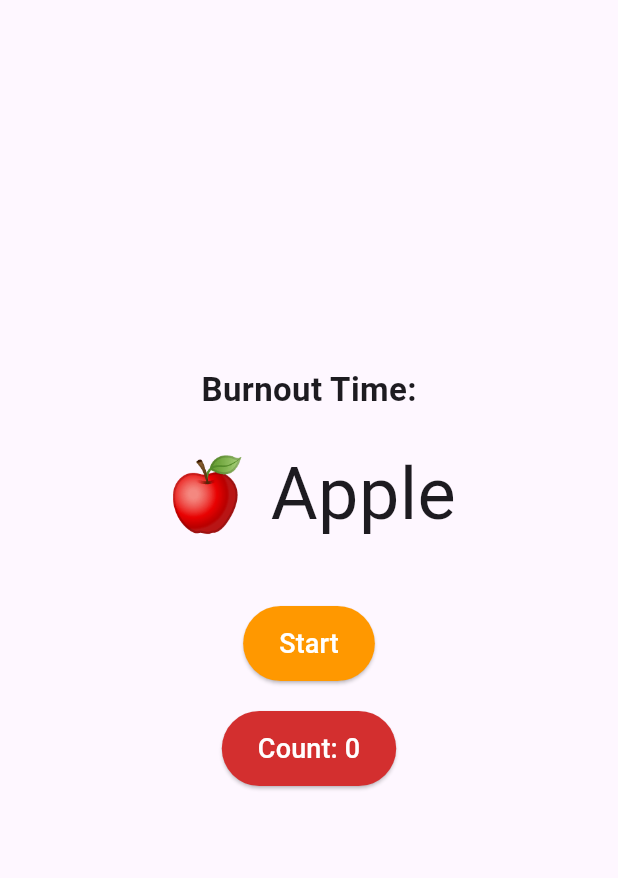
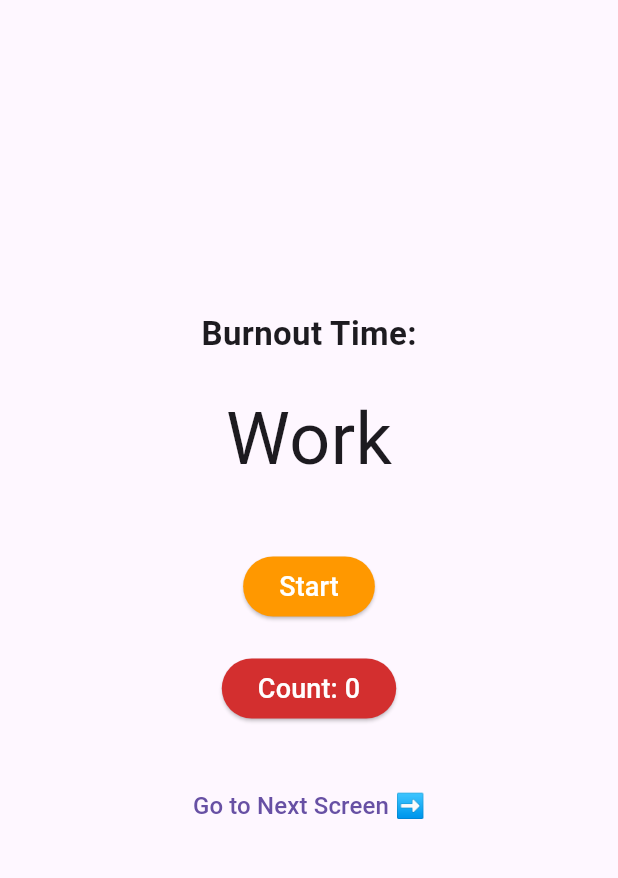
Before and after one commit to Lipin274/burnout_tracker, a Flutter app: the screen it shows after launch, after a tap on "Start", on a phone screen of 412 x 824 dp, the part 84-962 px from its top. Run offline on Flutter 3.47's test engine with Material 3 defaults, Android fonts, the phone set to English and light mode, and no system bars; our stand-ins replace flutter_riverpod.

Commit message:
addition of secondscreen

```diff
--- a/lib/main.dart
+++ b/lib/main.dart
@@ -1,48 +1,47 @@
 import 'package:flutter/material.dart';
-import 'package:flutter_riverpod/flutter_riverpod.dart';
+import 'package:flutter_riverpod/flutter_riverpod.dart'; // 1. Always import Riverpod
 import 'dart:math';
 
-void main(){
+void main() {
   runApp(
+    // 2. Wrap your app so Riverpod can work globally
     const ProviderScope(
-        child:MyApp(),
+      child: MyApp(),
     ),
   );
 }
 
-
-class MyApp extends StatelessWidget{
+class MyApp extends StatelessWidget {
   const MyApp({super.key});
 
   @override
-    Widget build(BuildContext context){
+  Widget build(BuildContext context) {
     return const MaterialApp(
       debugShowCheckedModeBanner: false,
       home: FruitGameWidget(),
     );
   }
 }
-// --- FRUIT LOGIC WORKER ---
+
+// --- STATE WORKERS (Outside the UI completely) ---
+
 class FruitNotifier extends Notifier<String> {
-  final List<String> _fruits = ["🍎 Apple", "🍌 Banana", "🍊 Orenji", "🍉 Watermelon", "🍇 Grapes"];
+  final List<String> _fruits = ["Work", "Time", "Space", "Gravity", "Entropy"];
 
   @override
-  String build(){
-    return "🍎 Apple";
+  String build() {
+    return "Work";
   }
 
-  void changeFruit(){
+  void changeFruit() {
     final random = Random();
-    int randomIndex = random.nextInt(_fruits.length);
-
-    state = _fruits[randomIndex];
+    state = _fruits[random.nextInt(_fruits.length)];
   }
 }
 
 final fruitProvider = NotifierProvider<FruitNotifier, String>(FruitNotifier.new);
 
-
-class CounterNotifier extends Notifier<int>{
+class CounterNotifier extends Notifier<int> {
   @override
   int build() {
     return 0;
@@ -55,12 +54,13 @@ class CounterNotifier extends Notifier<int>{
 
 final counterProvider = NotifierProvider<CounterNotifier, int>(CounterNotifier.new);
 
-class FruitGameWidget extends ConsumerWidget {
+// --- SCREEN 1: YOUR MAIN GAME WIDGET ---
+class FruitGameWidget extends ConsumerWidget { // 3. Changed to ConsumerWidget
   const FruitGameWidget({super.key});
 
   @override
-  Widget build(BuildContext context, WidgetRef ref) {
-
+  Widget build(BuildContext context, WidgetRef ref) { // 4. Added WidgetRef ref
+    // 5. Watch the providers to automatically refresh the screen on change
     final currentFruit = ref.watch(fruitProvider);
     final counter = ref.watch(counterProvider);
 
@@ -70,10 +70,10 @@ class FruitGameWidget extends ConsumerWidget {
         backgroundColor: const Color(0xFFD32F2F),
         centerTitle: true,
       ),
-      body:Center(
+      body: Center(
         child: Column(
           mainAxisAlignment: MainAxisAlignment.center,
-          children:[
+          children: [
             const Text(
                "Burnout Time:",
                style: TextStyle(fontSize: 22, fontWeight: FontWeight.bold),
@@ -88,16 +88,11 @@ class FruitGameWidget extends ConsumerWidget {
 
             ElevatedButton(
               onPressed: () {
+                // 6. Use ref.read().notifier to trigger functions
                 ref.read(fruitProvider.notifier).changeFruit();
               },
-              style: ElevatedButton.styleFrom(
-                backgroundColor: Colors.orange,
-                padding: const EdgeInsets.symmetric(horizontal: 24, vertical: 12),
-              ),
-              child: const Text(
-                "Start",
-                style: TextStyle(fontSize: 18, color: Colors.white),
-              ),
+              style: ElevatedButton.styleFrom(backgroundColor: Colors.orange),
+              child: const Text("Start", style: TextStyle(fontSize: 18, color: Colors.white)),
             ),
 
             const SizedBox(height: 20),
@@ -106,14 +101,20 @@ class FruitGameWidget extends ConsumerWidget {
               onPressed: () {
                 ref.read(counterProvider.notifier).increment();
               },
-              style: ElevatedButton.styleFrom(
-                backgroundColor: const Color(0xFFD32F2F),
-                padding: const EdgeInsets.symmetric(horizontal: 24, vertical:12),
+              style: ElevatedButton.styleFrom(backgroundColor: const Color(0xFFD32F2F)),
+              child: Text("Count: $counter", style: const TextStyle(fontSize: 18, color: Colors.white)),
             ),
-              child: Text(
-                "Count: $counter",
-                style: const TextStyle(fontSize: 18, color: Colors.white),
-              ),
+
+            const SizedBox(height: 30),
+
+            // 7. Navigation button to prove Riverpod works globally!
+            TextButton(
+              onPressed: () {
+                Navigator.of(context).push(
+                  MaterialPageRoute(builder: (context) => const SecondScreen()),
+                );
+              },
+              child: const Text("Go to Next Screen ➡️", style: TextStyle(fontSize: 16)),
             ),
           ],
         ),
@@ -121,3 +122,36 @@ class FruitGameWidget extends ConsumerWidget {
     );
   }
 }
+
+// --- SCREEN 2: A COMPLETELY SEPARATE PAGE ---
+class SecondScreen extends ConsumerWidget {
+  const SecondScreen({super.key});
+
+  @override
+  Widget build(BuildContext context, WidgetRef ref) {
+    // 8. Without passing any parameters, this screen pulls the global count value!
+    final globalCount = ref.watch(counterProvider);
+    final globalFruit = ref.watch(fruitProvider);
+
+    return Scaffold(
+      appBar: AppBar(title: const Text("Second Screen")),
+      body: Center(
+        child: Column(
+          mainAxisAlignment: MainAxisAlignment.center,
+          children: [
+            const Text("Data read instantly from page one:", style: TextStyle(fontSize: 18)),
+            const SizedBox(height: 20),
+            Text("Element : $globalFruit", style: const TextStyle(fontSize: 24)),
+            Text("Score : $globalCount", style: const TextStyle(fontSize: 24, fontWeight: FontWeight.bold)),
+            const SizedBox(height: 40),
+            ElevatedButton(
+              onPressed: () => Navigator.of(context).pop(),
+              child: const Text("Go Back"),
+            ),
+
+          ],
+        ),
+      ),
+    );
+  }
+}
```
Lines whose indentation alone changed are shown as unchanged.
